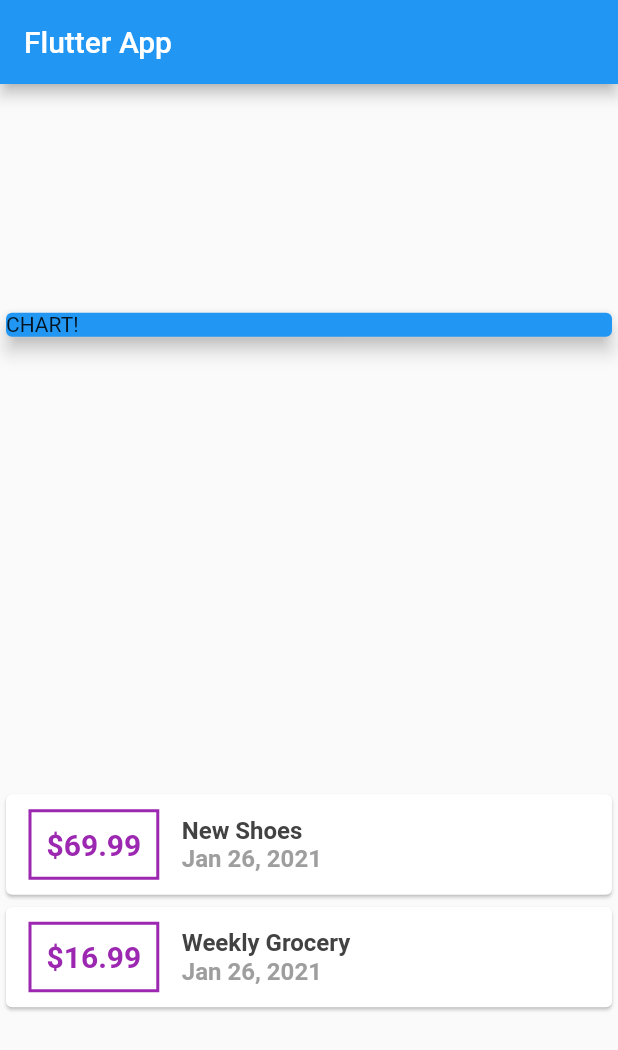
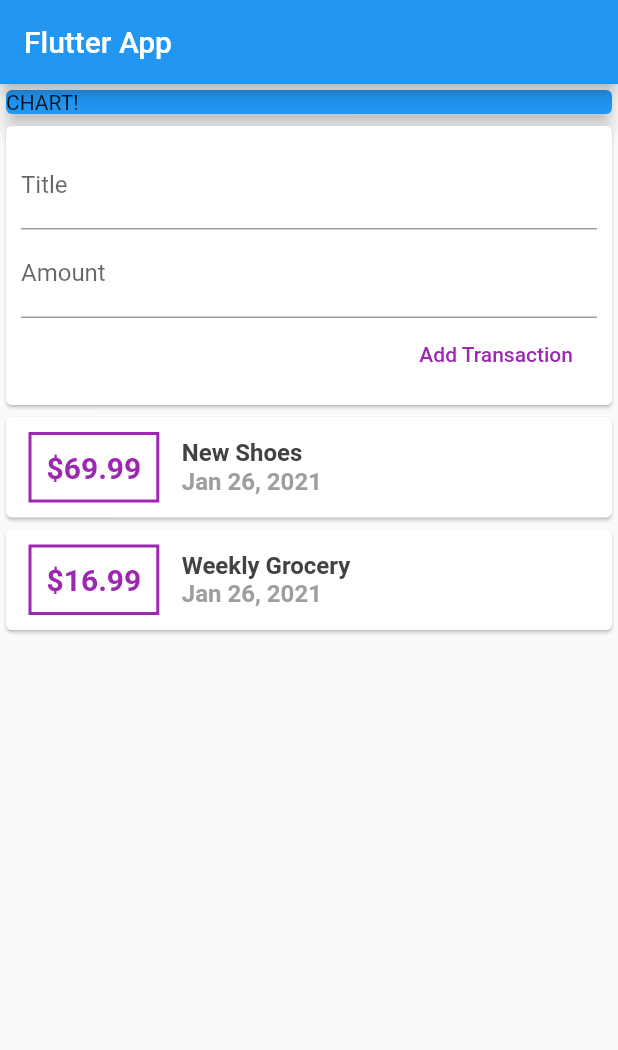
Before and after one commit to Prahladind9/ui-v1, a Flutter app: the screen it shows after launch, on a phone screen of 412 x 824 dp. Shown: the top 1050 px of the screen. Run offline on Flutter 3.47's test engine with Material 2 defaults, Android fonts, the phone set to English and light mode, and no system bars.

Commit message:
Add Transaction Basic Setup

```diff
--- a/FlutterCompleteGuide/expenses_tracker/expenses_tracker/lib/main.dart
+++ b/FlutterCompleteGuide/expenses_tracker/expenses_tracker/lib/main.dart
@@ -22,6 +22,12 @@ class MyHomePage extends StatelessWidget {
         id: 't2', title: 'Weekly Grocery', amount: 16.99, date: DateTime.now()),
   ];
 
+  // String titleInput;
+  // String amountInput;
+
+  final titleController = TextEditingController();
+  final amountController = TextEditingController();
+
   @override
   Widget build(BuildContext context) {
     return Scaffold(
@@ -29,8 +35,8 @@ class MyHomePage extends StatelessWidget {
         title: Text('Flutter App'),
       ),
       body: Column(
-        mainAxisAlignment: MainAxisAlignment.spaceAround,
-        crossAxisAlignment: CrossAxisAlignment.stretch,
+        // mainAxisAlignment: MainAxisAlignment.spaceAround,
+        crossAxisAlignment: CrossAxisAlignment.start,
         children: [
           Container(
             width: double.infinity,
@@ -38,6 +44,39 @@ class MyHomePage extends StatelessWidget {
               color: Colors.blue,
               child: Container(child: Text('CHART!')),
               elevation: 5,
+            ),
+          ),
+          Card(
+            child: Container(
+              padding: EdgeInsets.all(10),
+              child: Column(
+                crossAxisAlignment: CrossAxisAlignment.end,
+                children: [
+                  TextField(
+                    decoration: InputDecoration(
+                      labelText: 'Title',
+                    ),
+                    controller: titleController,
+                    // onChanged: (value) {
+                    //   titleInput = value;
+                    // },
+                  ),
+                  TextField(
+                    decoration: InputDecoration(
+                      labelText: 'Amount',
+                    ),
+                    controller: amountController,
+                    // onChanged: (val) => amountInput = val,
+                  ),
+                  FlatButton(
+                      child: Text('Add Transaction'),
+                      textColor: Colors.purple,
+                      onPressed: () {
+                        print(titleController.value);
+                        print(amountController.value);
+                      })
+                ],
+              ),
             ),
           ),
           Column(
```
